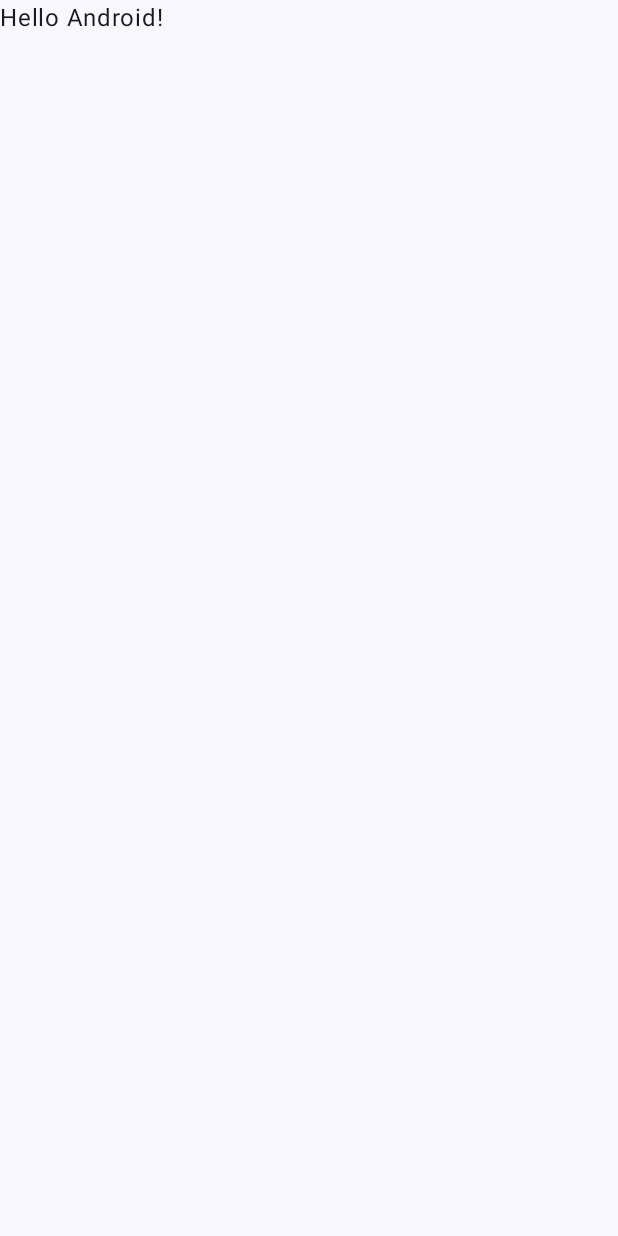
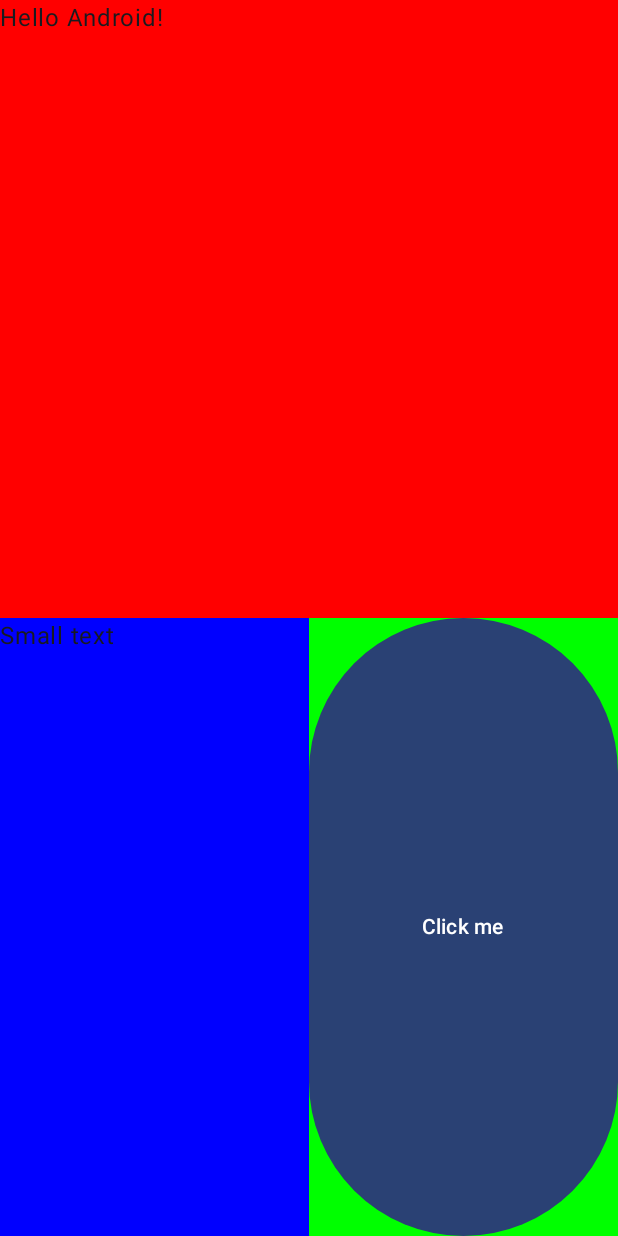
Before and after one commit to jhelpgg/tableLayout, an Android app built with Jetpack Compose: the screen it shows after launch (MainActivity), on a phone screen of 412 x 824 dp. Before the commit the screen is almost empty. Run offline under Robolectric (Android 15) with nearby library versions, the phone set to English and light mode, and no system bars.

Commit message:
The hidden issue and its correction

```diff
--- a/app/src/main/java/fr/jhelp/tablelayout/MainActivity.kt
+++ b/app/src/main/java/fr/jhelp/tablelayout/MainActivity.kt
@@ -1,16 +1,25 @@
 package fr.jhelp.tablelayout
 
 import android.os.Bundle
+import android.util.Log
 import androidx.activity.ComponentActivity
 import androidx.activity.compose.setContent
 import androidx.activity.enableEdgeToEdge
+import androidx.compose.foundation.background
 import androidx.compose.foundation.layout.fillMaxSize
 import androidx.compose.foundation.layout.padding
+import androidx.compose.material3.Button
 import androidx.compose.material3.Scaffold
 import androidx.compose.material3.Text
 import androidx.compose.runtime.Composable
+import androidx.compose.runtime.getValue
+import androidx.compose.runtime.mutableStateOf
+import androidx.compose.runtime.remember
+import androidx.compose.runtime.setValue
 import androidx.compose.ui.Modifier
+import androidx.compose.ui.graphics.Color
 import androidx.compose.ui.tooling.preview.Preview
+import fr.jhelp.tablelayout.ui.composable.layout.table.TableLayout
 import fr.jhelp.tablelayout.ui.theme.TableLayoutTheme
 
 class MainActivity : ComponentActivity()
@@ -35,10 +44,29 @@ class MainActivity : ComponentActivity()
 @Composable
 fun Greeting(name: String, modifier: Modifier = Modifier)
 {
-    Text(
-        text = "Hello $name!",
-        modifier = modifier
-        )
+    var visible: Boolean by remember { mutableStateOf(true) }
+
+    TableLayout(modifier = modifier) {
+        Text(text = "Hello $name!",
+             modifier = Modifier
+                 .background(Color.Red)
+                 .cell(0, 0, 2, 1))
+
+        if (visible)
+        {
+            Text(text = "Small text",
+                 modifier = Modifier
+                     .background(Color.Blue)
+                     .cell(0, 1))
+        }
+
+        Button(modifier = Modifier
+            .background(Color.Green)
+            .cell(1, 1),
+               onClick = { visible = visible.not() }) {
+            Text(text = "Click me")
+        }
+    }
 }
 
 @Preview(showBackground = true)
--- a/app/src/main/java/fr/jhelp/tablelayout/ui/composable/layout/table/TableCell.kt
+++ b/app/src/main/java/fr/jhelp/tablelayout/ui/composable/layout/table/TableCell.kt
@@ -1,25 +1,21 @@
 package fr.jhelp.tablelayout.ui.composable.layout.table
 
 import androidx.compose.ui.layout.Placeable
-import kotlin.math.max
 
-class TableCell(val cellX: Int, val cellY: Int, width: Int = 1, height: Int = 1)
+internal class TableCell(val cellX: Int, val cellY: Int, val width: Int, val height: Int)
 {
-    val width = max(1, width)
-    val height = max(1, height)
-
     /** Computed x in the screen*/
-    internal var x: Int = 0
+    var x: Int = 0
 
     /** Computed y in the screen*/
-    internal var y: Int = 0
+    var y: Int = 0
 
     /** Computed width in the screen*/
-    internal var realWidth: Int = 0
+    var realWidth: Int = 0
 
     /** Computed height in the screen*/
-    internal var realHeight: Int = 0
+    var realHeight: Int = 0
 
     /** Placeable to used for place the component*/
-    internal var placeable: Placeable? = null
+    var placeable: Placeable? = null
 }
--- a/app/src/main/java/fr/jhelp/tablelayout/ui/composable/layout/table/TableLayout.kt
+++ b/app/src/main/java/fr/jhelp/tablelayout/ui/composable/layout/table/TableLayout.kt
@@ -1,5 +1,6 @@
 package fr.jhelp.tablelayout.ui.composable.layout.table
 
+import android.util.Log
 import androidx.compose.runtime.Composable
 import androidx.compose.ui.Modifier
 import androidx.compose.ui.UiComposable
@@ -18,6 +19,8 @@ fun TableLayout(modifier: Modifier = Modifier, content: @Composable TableLayoutS
 
     Layout(modifier = modifier, content = layoutContent,
            measurePolicy = { measurables, constraints ->
+               scope.seal()
+
                // Compute cell dimension
                val parentWidth = constraints.maxWidth
                val parentHeight = constraints.maxHeight
--- a/app/src/main/java/fr/jhelp/tablelayout/ui/composable/layout/table/TableLayoutScope.kt
+++ b/app/src/main/java/fr/jhelp/tablelayout/ui/composable/layout/table/TableLayoutScope.kt
@@ -1,13 +1,44 @@
 package fr.jhelp.tablelayout.ui.composable.layout.table
 
+import androidx.compose.runtime.mutableStateListOf
 import androidx.compose.ui.Modifier
+import kotlin.math.max
 
 class TableLayoutScope
 {
-    internal val cells = ArrayList<TableCell>()
+    private var index = 0
+    internal val cells = mutableStateListOf<TableCell>()
 
-    fun Modifier.cell(cellX: Int, cellY: Int, width: Int = 1, height: Int = 1)
+    fun Modifier.cell(cellX: Int, cellY: Int, width: Int = 1, height: Int = 1): Modifier
     {
-        this@TableLayoutScope.cells.add(TableCell(cellX, cellY, width, height))
+        val localWidth = max(1, width)
+        val localHeight = max(1, height)
+
+        if (this@TableLayoutScope.index >= this@TableLayoutScope.cells.size)
+        {
+            this@TableLayoutScope.cells.add(TableCell(cellX, cellY, localWidth, localHeight))
+        }
+        else
+        {
+            val cell = this@TableLayoutScope.cells[this@TableLayoutScope.index]
+
+            if (cell.cellX != cellX || cell.cellY != cellY || cell.width != localWidth || cell.height != localHeight)
+            {
+                this@TableLayoutScope.cells[this@TableLayoutScope.index] = TableCell(cellX, cellY, localWidth, localHeight)
+            }
+        }
+
+        this@TableLayoutScope.index++
+        return this
+    }
+
+    fun seal()
+    {
+        if (this.cells.size > this.index)
+        {
+            this.cells.subList(this.index, this.cells.size).clear()
+        }
+
+        this.index = 0
     }
 }
```
Also changed, not shown: 2 other files.
